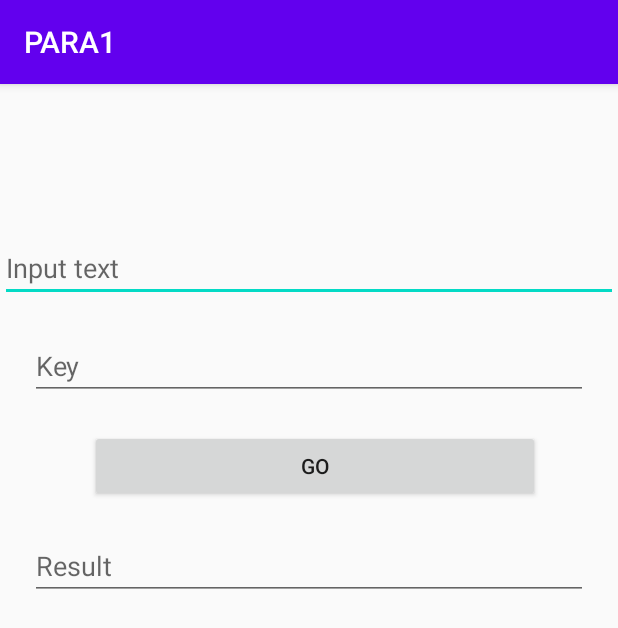
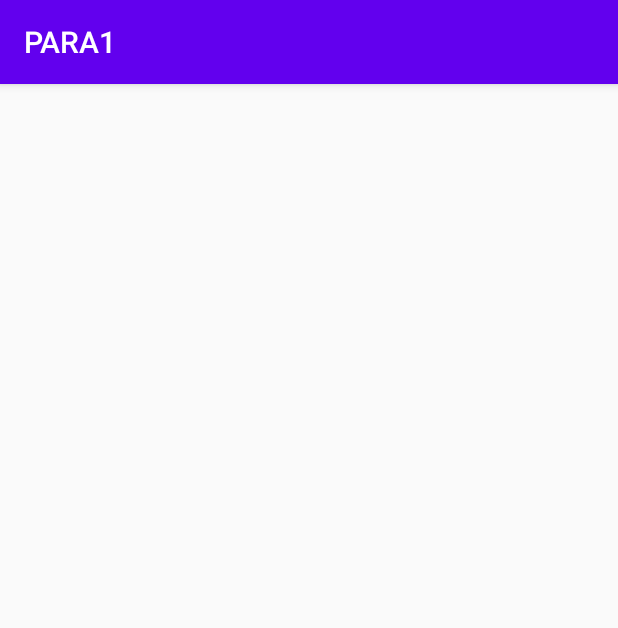
Before and after one commit to Anastasiyatarazevich/PARA1, an Android app: the screen it shows after launch (MainActivity), on a phone screen of 412 x 824 dp. Shown: the top 628 px of the screen. Run offline under Robolectric (Android 15) with nearby library versions, the phone set to English and light mode, and no system bars.

Commit message:
Start of the project

```diff
--- a/app/src/main/java/com/example/para1/MainActivity.java
+++ b/app/src/main/java/com/example/para1/MainActivity.java
@@ -2,49 +2,17 @@ package com.example.para1;
 
 import androidx.appcompat.app.AppCompatActivity;
 
+import android.content.SharedPreferences;
 import android.os.Bundle;
 import android.view.View;
 import android.widget.Button;
 import android.widget.EditText;
 
+import java.security.MessageDigest;
+import java.security.NoSuchAlgorithmException;
+import java.util.zip.CRC32;
+
 public class MainActivity extends AppCompatActivity {
 
-    EditText inputEditText;
-    EditText keytEditText;
-    EditText outputEditText;
 
-
-    @Override
-    protected void onCreate(Bundle savedInstanceState) {
-        super.onCreate(savedInstanceState);
-        setContentView(R.layout.activity_main);
-
-         inputEditText = findViewById(R.id.input);
-         keytEditText = findViewById(R.id.key);
-        outputEditText = findViewById(R.id.result);
-
-    }
-
-    private String encrypt(String s, int key){
-
-        int m = 'Z' - 'A' + 1;
-        int offset = 'A';
-        StringBuilder output = new StringBuilder();
-
-        for(int i=0; i < s.length(); i++){
-            char y = (char) (((s.charAt(i) - offset + key) % m) + offset);
-            output.append(y);
-        }
-
-        return output.toString();
-    }
-
-    public void onCaesarButtonClick(View view){
-
-        String sInput = inputEditText.getText().toString().toUpperCase();
-        String sKey = keytEditText.getText().toString();
-        int key_int = Integer.parseInt(sKey);
-        outputEditText.setText(encrypt(sInput, key_int));
-
-    }
 }
--- a/app/src/main/res/layout/activity_main.xml
+++ b/app/src/main/res/layout/activity_main.xml
@@ -7,32 +7,5 @@ android:layout_height="match_parent"
 tools:context=".MainActivity"
     android:orientation="vertical">
 
-<EditText
-    android:id="@+id/input"
-    android:layout_width="match_parent"
-    android:layout_height="wrap_content"
-    android:hint="Input text"
-    android:layout_marginTop="100dp" />
 
-    <EditText
-        android:id="@+id/key"
-        android:layout_width="match_parent"
-        android:layout_height="wrap_content"
-        android:hint="Key"
-        android:layout_margin="20dp" />
-
-    <Button
-        android:id="@+id/button"
-        android:layout_width="300dp"
-        android:layout_height="wrap_content"
-        android:onClick="onCaesarButtonClick"
-        android:text="Go"
-        android:layout_marginLeft="60dp"/>
-
-    <EditText
-        android:layout_margin="20dp"
-        android:id="@+id/result"
-        android:layout_width="match_parent"
-        android:layout_height="wrap_content"
-        android:hint="Result"/>
 </LinearLayout>
```
